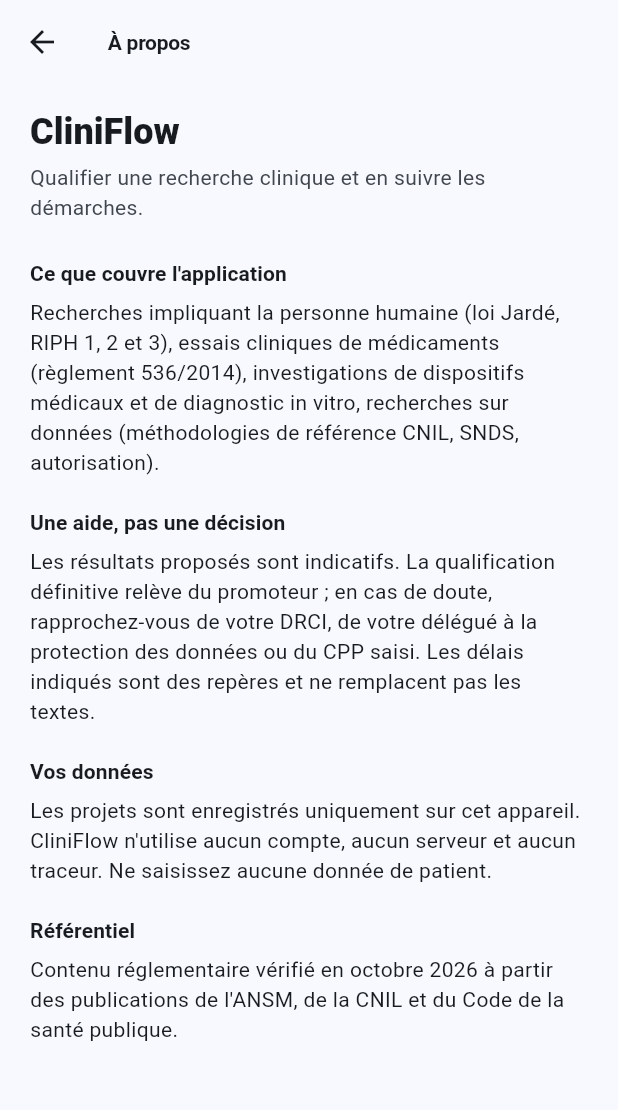
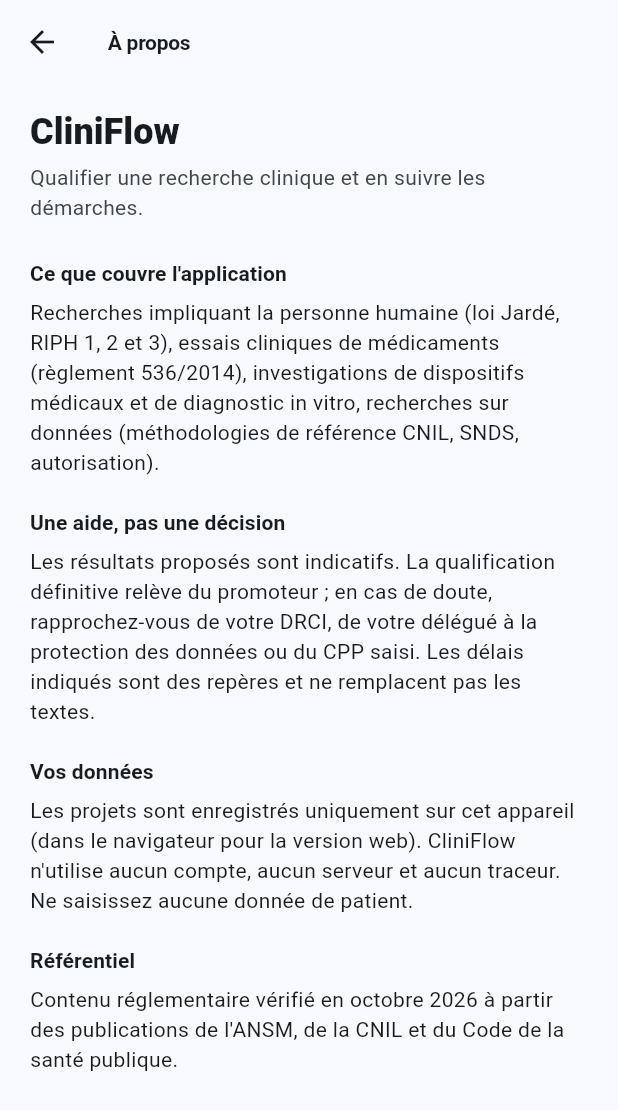
Before and after one commit to franckled/cliniflow, a Flutter app: the AboutScreen screen opened directly, on a phone screen of 412 x 824 dp. Shown: the top 1110 px of the screen. Run offline on Flutter 3.47's test engine with Material 3 defaults, Android fonts, the phone set to English and light mode, and no system bars; our stand-ins replace pdf, printing, shared_preferences; accounts and stored records are empty.

Commit message:
Version web publiée sur GitHub Pages ; actions CI mises à jour
Co-Authored-By: Claude Opus 5.5 <noreply@anthropic.com>
Claude-Session: https://claude.ai/code/session_01M3MDS7W8LXcF37yEKd4zgt

```diff
--- a/lib/ui/about_screen.dart
+++ b/lib/ui/about_screen.dart
@@ -50,7 +50,8 @@ class AboutScreen extends StatelessWidget {
           ),
           section(
             'Vos données',
-            'Les projets sont enregistrés uniquement sur cet appareil. '
+            'Les projets sont enregistrés uniquement sur cet appareil '
+                '(dans le navigateur pour la version web). '
                 'CliniFlow n\'utilise aucun compte, aucun serveur et aucun '
                 'traceur. Ne saisissez aucune donnée de patient.',
           ),
--- a/pubspec.yaml
+++ b/pubspec.yaml
@@ -39,3 +39,8 @@ flutter_launcher_icons:
   remove_alpha_ios: true
   adaptive_icon_background: "#12324A"
   adaptive_icon_foreground: assets/icon/icon_foreground.png
+  web:
+    generate: true
+    image_path: assets/icon/icon.png
+    background_color: "#12324A"
+    theme_color: "#12324A"
```
Also changed, not shown: 3 other files.
